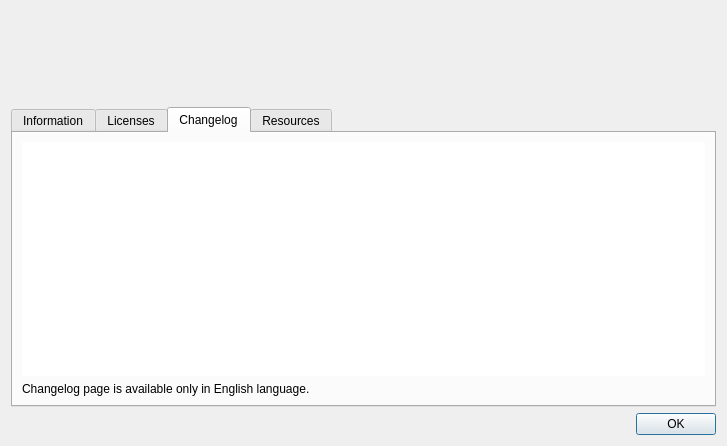
Qt form src/librssguard/gui/dialogs/formabout.ui (martinrotter/rssguard) before a commit.
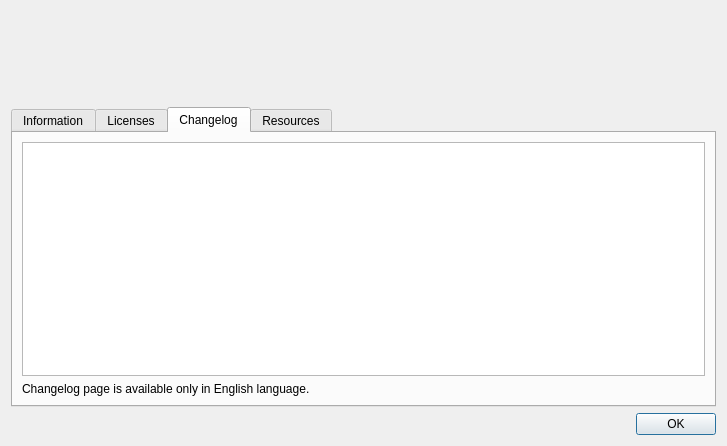
The same form after that commit. The open tabs and pages were chosen to show the change.

Patch:
```diff
--- a/src/librssguard/gui/dialogs/formabout.ui
+++ b/src/librssguard/gui/dialogs/formabout.ui
@@ -172,9 +172,6 @@
          <property name="font">
           <font/>
          </property>
-         <property name="frameShape">
-          <enum>QFrame::NoFrame</enum>
-         </property>
          <property name="undoRedoEnabled">
           <bool>false</bool>
          </property>
```
